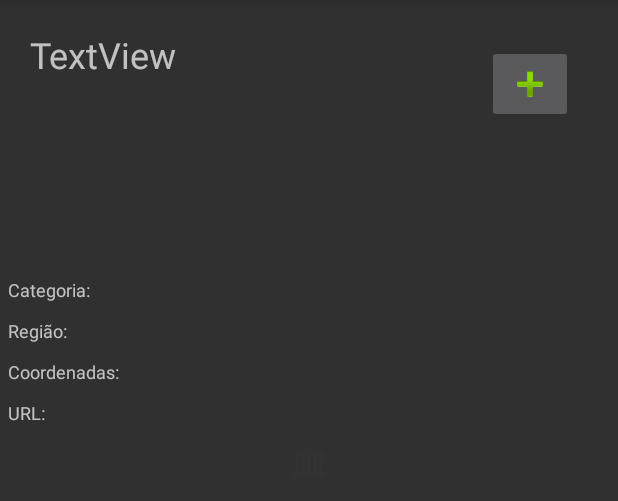
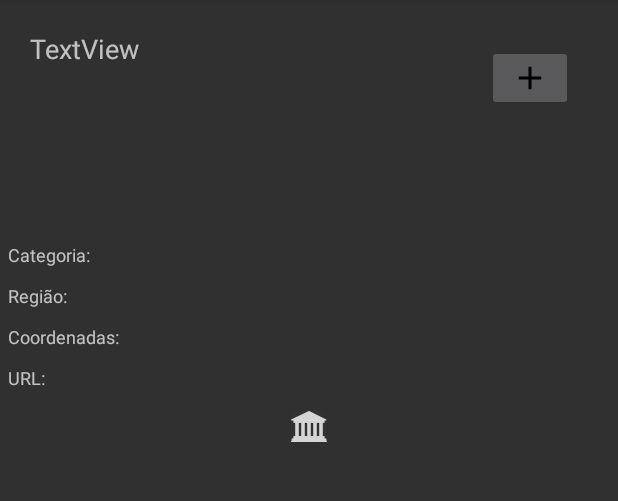
Before and after one commit to ruiProg/ExTour, an Android app: the POIDetails screen opened directly, with no data from a screen before it, on a phone screen of 412 x 824 dp, the part 84-585 px from its top. Run offline under Robolectric (Android 15) with nearby library versions, the phone set to English and light mode, and no system bars; our stand-ins replace Picasso; libraries missing offline, so code that uses them is left out: com.loopj.android, cz.msebera.android; pictures from the network do not load; 2 statements that could not run were skipped.

Commit message:
showPOI done

```diff
--- a/frontend/app/src/main/java/com/extour/ex_tour/POIDetails.java
+++ b/frontend/app/src/main/java/com/extour/ex_tour/POIDetails.java
@@ -29,6 +29,7 @@ public class POIDetails extends AppCompatActivity {
     private String idLabel;
     private String region;
     private String title;
+    private String info;
     private boolean clicked;
 
     @Override
@@ -42,6 +43,16 @@ public class POIDetails extends AppCompatActivity {
         regionLabel = (TextView) findViewById(R.id.regionLabel);
         coordLabel = (TextView) findViewById(R.id.coordsLabel);
         infoLabel = (TextView) findViewById(R.id.infoLabel);
+        infoLabel.setOnClickListener(new View.OnClickListener() {
+            @Override
+            public void onClick(View v) {
+                if(info.length() > 0) {
+                    Uri uri = Uri.parse(info);
+                    Intent intent = new Intent(Intent.ACTION_VIEW, uri);
+                    startActivity(intent);
+                }
+            }
+        });
         checkedLabel = (ImageButton) findViewById(R.id.checkedLabel);
 
         Intent intent = getIntent();
@@ -67,7 +78,8 @@ public class POIDetails extends AppCompatActivity {
                     region = district + ", " + council + ", " + parish;
                     regionLabel.setText(regionLabel.getText() + region);
                     coordLabel.setText(coordLabel.getText() + response.getString("coords"));
-                    infoLabel.setText(infoLabel.getText() + response.getString("linkURL"));
+                    info = response.getString("linkURL");
+                    infoLabel.setText(infoLabel.getText() + info);
 
                     String imageURL = response.getString("imageURL");
                     if(imageURL.length() > 0)
@@ -75,7 +87,7 @@ public class POIDetails extends AppCompatActivity {
                                 .error(R.drawable.default_image).into(image);
 
                     if(clicked)
-                        checkedLabel.setImageResource(R.drawable.check);
+                        checkedLabel.setImageResource(R.drawable.ic_android_checked);
                 }
                 catch(Exception e){
                     System.out.println(e.toString());
@@ -94,9 +106,6 @@ public class POIDetails extends AppCompatActivity {
 
         Bag bag = Bag.getInstance();
         bag.addPOI(new POI(idLabel,title,region));
-        if(clicked)
-            checkedLabel.setImageResource(R.drawable.check);
-        else
-            checkedLabel.setImageResource(R.drawable.add);
+        checkedLabel.setImageResource(R.drawable.ic_android_checked);
     }
 }
--- /dev/null
+++ b/frontend/app/src/main/res/drawable/ic_android_add.xml
@@ -0,0 +1,4 @@
+<vector android:height="24dp" android:viewportHeight="512.0"
+    android:viewportWidth="512.0" android:width="24dp" xmlns:android="http://schemas.android.com/apk/res/android">
+    <path android:fillColor="#FF000000" android:pathData="M416,277.3H277.3V416h-42.7V277.3H96v-42.7h138.7V96h42.7v138.7H416V277.3z"/>
+</vector>
--- /dev/null
+++ b/frontend/app/src/main/res/drawable/ic_android_checked.xml
@@ -0,0 +1,4 @@
+<vector android:height="24dp" android:viewportHeight="1000.0"
+    android:viewportWidth="1000.0" android:width="24dp" xmlns:android="http://schemas.android.com/apk/res/android">
+    <path android:fillColor="#FF000000" android:pathData="M990,210.8L924.3,145L345.1,724.2L75.7,454.8L10,520.6l325.5,325.5l9.2,8.9l9.8,-8.9L990,210.8L990,210.8z"/>
+</vector>
--- a/frontend/app/src/main/res/layout/activity_poidetails.xml
+++ b/frontend/app/src/main/res/layout/activity_poidetails.xml
@@ -18,7 +18,7 @@
         <LinearLayout
             android:id="@+id/line"
             android:layout_width="match_parent"
-            android:layout_height="139dp"
+            android:layout_height="116dp"
             android:layout_margin="20sp"
             android:orientation="horizontal">
 
@@ -29,7 +29,7 @@
                 android:layout_weight="1"
                 android:paddingBottom="20sp"
                 android:text="TextView"
-                android:textSize="24sp" />
+                android:textSize="18sp" />
 
             <ImageButton
                 android:id="@+id/checkedLabel"
@@ -38,7 +38,7 @@
                 android:layout_marginRight="10sp"
                 android:layout_marginTop="10sp"
                 android:onClick="addPOI"
-                app:srcCompat="@android:drawable/ic_input_add" />
+                app:srcCompat="@drawable/ic_android_add" />
 
         </LinearLayout>
 
@@ -80,7 +80,6 @@
             android:layout_width="match_parent"
             android:layout_height="wrap_content"
             android:layout_margin="3sp"
-            android:layout_weight="0.42"
             app:srcCompat="@drawable/default_image" />
 
     </LinearLayout>
```
Also changed, not shown: frontend/app/src/main/java/com/extour/ex_tour/TimelineItem.java (added, +14 -0 lines), frontend/app/src/main/add-web.png (added), frontend/app/src/main/checked-web.png (added), frontend/app/src/main/default_image-web.png (added), frontend/app/src/main/res/drawable-hdpi/default_image.png, frontend/app/src/main/res/drawable-mdpi/default_image.png, frontend/app/src/main/res/drawable-xhdpi/default_image.png, frontend/app/src/main/res/drawable-xxhdpi/default_image.png, 18 other files.
